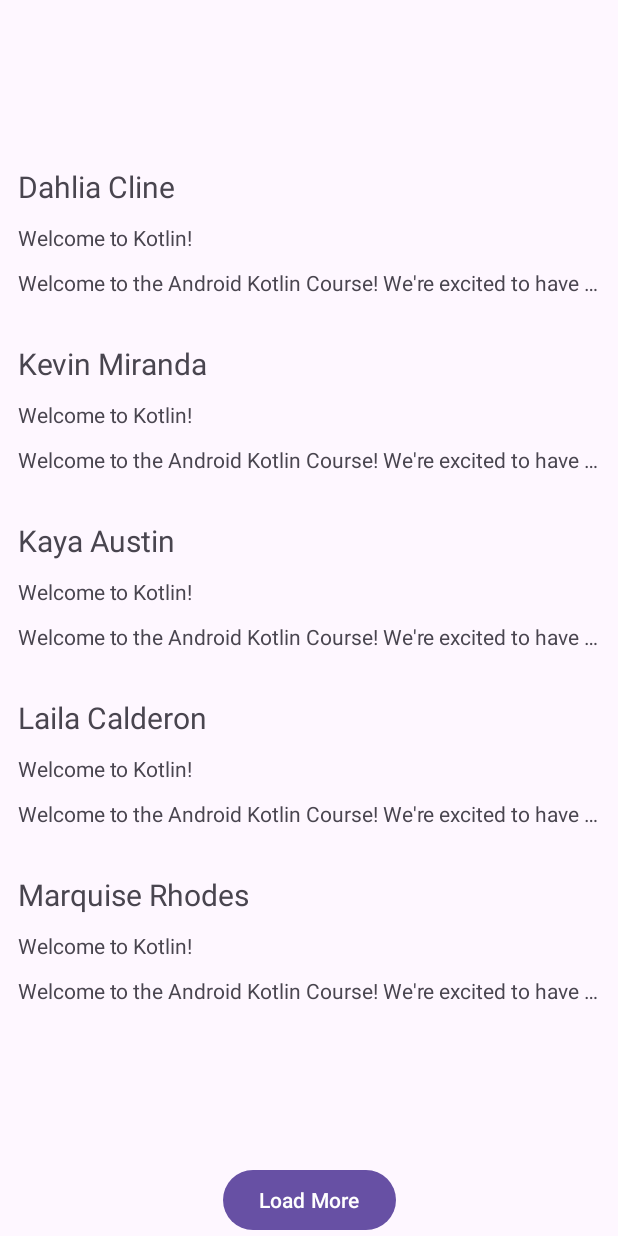
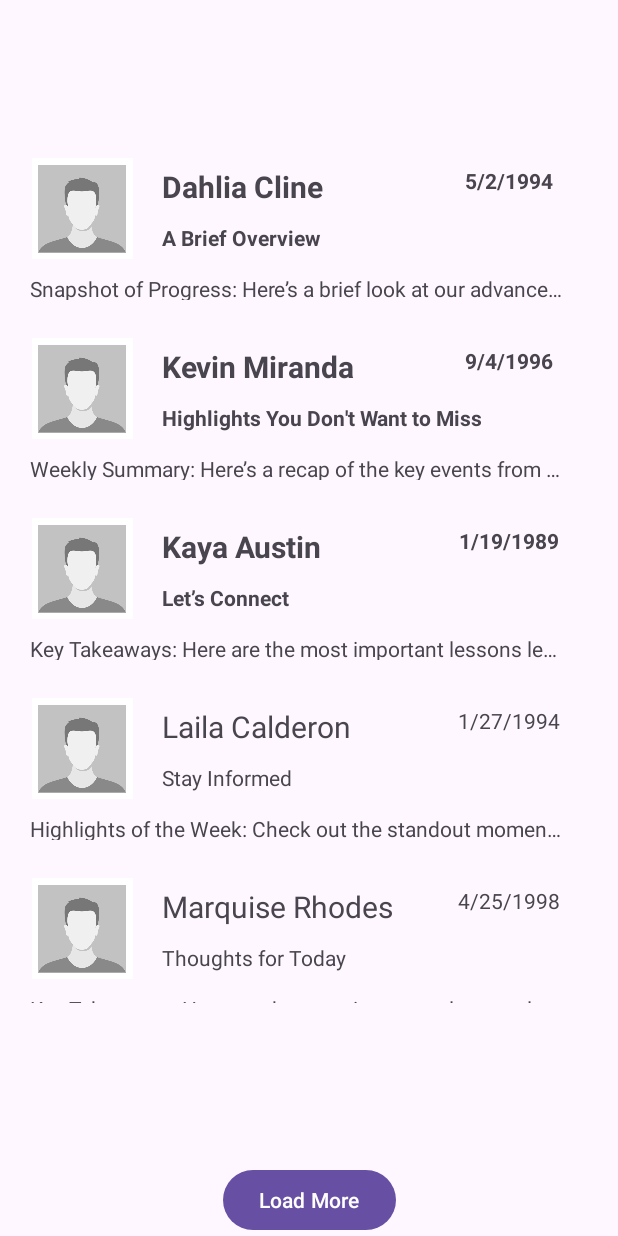
Before and after one commit to TsewangDSherpa/tds22-CS388-001, an Android app: the screen it shows after launch (MainActivity), on a phone screen of 412 x 824 dp. Run offline under Robolectric (Android 15) with nearby library versions, the light colour scheme and no system bars.

Commit message:
Done with Lab2

```diff
--- a/Labs/Lab2/app/src/main/java/com/sherpa/wmail/Email.kt
+++ b/Labs/Lab2/app/src/main/java/com/sherpa/wmail/Email.kt
@@ -3,6 +3,8 @@ package com.sherpa.wmail
 class Email (
     val sender: String,
     val title: String,
-    val summary: String ) {
-
+    val summary: String,
+    val date: String,
+    val picId: Int,
+    var unRead: Boolean) {
 }
--- a/Labs/Lab2/app/src/main/java/com/sherpa/wmail/EmailAdapter.kt
+++ b/Labs/Lab2/app/src/main/java/com/sherpa/wmail/EmailAdapter.kt
@@ -1,18 +1,27 @@
 package com.sherpa.wmail
 
+import android.graphics.Typeface
+import android.util.Log
 import android.view.LayoutInflater
 import android.view.View
 import android.view.ViewGroup
+import android.widget.ImageView
 import android.widget.TextView
 import androidx.recyclerview.widget.RecyclerView
+
 
 class EmailAdapter(private val emails: List<Email>) : RecyclerView.Adapter<EmailAdapter.ViewHolder>() {
     // Provide a direct reference to each of the views within a data item
     // Used to cache the views within the item layout for fast access
     class ViewHolder(itemView: View) : RecyclerView.ViewHolder(itemView) {
+
+
         val senderTextView: TextView
         val titleTextView: TextView
         val summaryTextView: TextView
+        val dateTextView: TextView
+        val profileImgView: ImageView
+
         // as you render a row.
 
         // We also create a constructor that accepts the entire item row
@@ -23,6 +32,8 @@ class EmailAdapter(private val emails: List<Email>) : RecyclerView.Adapter<Email
             senderTextView = itemView.findViewById(R.id.senderTv)
             titleTextView = itemView.findViewById(R.id.titleTv)
             summaryTextView = itemView.findViewById(R.id.summaryTv)
+            dateTextView = itemView.findViewById(R.id.dateTv2)
+            profileImgView = itemView.findViewById(R.id.imgView)
         }
     }
 
@@ -36,11 +47,24 @@ class EmailAdapter(private val emails: List<Email>) : RecyclerView.Adapter<Email
     }
 
     override fun onBindViewHolder(holder: ViewHolder, position: Int) {
-        val email = emails.get(position)
+        val email = emails[position]
+
         // Set item views based on views and data model
         holder.senderTextView.text = email.sender
         holder.titleTextView.text = email.title
         holder.summaryTextView.text = email.summary
+        holder.dateTextView.text = email.date
+        holder.profileImgView.setImageResource(email.picId)
+
+        // Set text style and click listener
+        holder.titleTextView.setTypeface(null, if (email.unRead) Typeface.BOLD else Typeface.NORMAL)
+        holder.dateTextView.setTypeface(null, if (email.unRead) Typeface.BOLD else Typeface.NORMAL)
+        holder.senderTextView.setTypeface(null, if (email.unRead) Typeface.BOLD else Typeface.NORMAL)
+
+        holder.itemView.setOnClickListener {
+            email.unRead = !email.unRead
+            notifyItemChanged(position) // Notify adapter to refresh the item
+        }
     }
 
     override fun getItemCount(): Int {
--- a/Labs/Lab2/app/src/main/java/com/sherpa/wmail/EmailFetcher.kt
+++ b/Labs/Lab2/app/src/main/java/com/sherpa/wmail/EmailFetcher.kt
@@ -1,14 +1,34 @@
 package com.sherpa.wmail
+
+import kotlin.random.Random
 
 class EmailFetcher {
     companion object {
         val senders = listOf("Dahlia Cline", "Kevin Miranda", "Kaya Austin", "Laila Calderon", "Marquise Rhodes", "Fletcher Patel", "Luz Barron", "Kamren Dudley", "Jairo Foster", "Lilah Sandoval", "Ansley Blake", "Slade Sawyer", "Jaelyn Holmes", "Phoenix Bright", "Ernesto Gould")
-        val title = "Welcome to Kotlin!"
-        val summary = "Welcome to the Android Kotlin Course! We're excited to have you join us and learn how to develop Android apps using Kotlin. Here are some tips to get started."
+        val titles = listOf("Quick Update", "Insights to Share", "Your Weekly Brief", "Exciting News!", "A Brief Overview", "Key Highlights", "Important Notes", "Let’s Connect", "What’s New?", "Highlights You Don't Want to Miss", "Thoughts for Today", "Catch Up!", "In Case You Missed It", "A Quick Reminder", "Stay Informed")
+        val summaries = listOf(
+            "Weekly Summary: Here’s a recap of the key events from the past week. Stay updated on what you might have missed.",
+            "Monthly Wrap-Up: This month has been filled with significant milestones. Let’s review the highlights and achievements.",
+            "Quarterly Insights: As we conclude this quarter, it’s important to reflect on our progress. Here are the major insights we've gained.",
+            "Highlights of the Week: Check out the standout moments from this week. These updates will keep you in the loop.",
+            "End-of-Month Review: It’s time to assess our accomplishments for the month. Here are the essential takeaways.",
+            "Yearly Overview: As we look back on the year, let’s celebrate our successes. This overview captures our key moments.",
+            "Key Takeaways: Here are the most important lessons learned recently. These insights can guide our future efforts.",
+            "Summary of Activities: This document summarizes all the activities conducted. It's a quick way to catch up on our efforts.",
+            "Latest Developments: Discover the newest changes and updates in our projects. Staying informed is crucial for our success.",
+            "Summary Report: This report consolidates our findings and progress. It serves as a valuable resource for all stakeholders.",
+            "Snapshot of Progress: Here’s a brief look at our advancements so far. It highlights what we’ve achieved together.",
+            "Current Highlights: This section features the most exciting news of the moment. Stay tuned for what’s coming next.",
+            "Concise Recap: Let’s summarize the key points for quick reference. This recap is designed for easy reading.",
+            "Overview of Events: Here’s an overview of recent events that took place. It provides context for our ongoing initiatives.",
+            "Highlights and Insights: This email captures both our achievements and key insights. Use this information to stay engaged with our mission."
+        )
+
         fun getEmails(): MutableList<Email> {
             var emails : MutableList<Email> = ArrayList()
+            val imgId = R.drawable.profileimg
             for (i in 0..9) {
-                val email = Email(senders[i], title, summary)
+                val email = Email(senders[i], titles[Random.nextInt(0, titles.size)], summaries[Random.nextInt(0, summaries.size)], "${Random.nextInt(1,12)}/${Random.nextInt(1,28)}/${Random.nextInt(1980,2025)}", picId = imgId, Random.nextInt(0, 5) < 3)
                 emails.add(email)
             }
             return emails
@@ -16,8 +36,10 @@ class EmailFetcher {
 
         fun getNext5Emails(): MutableList<Email> {
             var newEmails : MutableList<Email> = ArrayList()
+            val imgId = R.drawable.profileimg
             for (i in 10..14) {
-                val email = Email(senders[i], title, summary)
+                val email = Email(senders[i], titles[Random.nextInt(0, titles.size)], summaries[Random.nextInt(0, summaries.size)], "${Random.nextInt(1,12)}/${Random.nextInt(1,28)}/${Random.nextInt(1980,2025)}", picId = imgId, Random.nextInt(0, 5) < 3
+                )
                 newEmails.add(email)
             }
             return newEmails
--- a/Labs/Lab2/app/src/main/res/layout/email_item.xml
+++ b/Labs/Lab2/app/src/main/res/layout/email_item.xml
@@ -9,6 +9,7 @@
         android:id="@+id/senderTv"
         android:layout_width="wrap_content"
         android:layout_height="wrap_content"
+        android:layout_marginStart="96dp"
         android:padding="5dp"
         android:textSize="20sp"
         app:layout_constraintStart_toStartOf="parent"
@@ -19,20 +20,49 @@
         android:id="@+id/titleTv"
         android:layout_width="wrap_content"
         android:layout_height="wrap_content"
+        android:layout_marginStart="96dp"
         android:padding="5dp"
         app:layout_constraintStart_toStartOf="parent"
         app:layout_constraintTop_toBottomOf="@+id/senderTv"
         tools:text="Help on Assignment #2" />
 
     <TextView
+        android:id="@+id/dateTv2"
+        android:layout_width="106dp"
+        android:layout_height="27dp"
+        android:padding="5dp"
+        android:textAlignment="center"
+        app:layout_constraintBottom_toBottomOf="parent"
+        app:layout_constraintEnd_toEndOf="parent"
+        app:layout_constraintHorizontal_bias="0.947"
+        app:layout_constraintStart_toStartOf="parent"
+        app:layout_constraintTop_toTopOf="parent"
+        app:layout_constraintVertical_bias="0.0"
+        tools:text="01/02/2004" />
+
+    <TextView
         android:id="@+id/summaryTv"
-        android:layout_width="wrap_content"
-        android:layout_height="wrap_content"
+        android:layout_width="368dp"
+        android:layout_height="28dp"
+        android:layout_marginStart="8dp"
+        android:layout_marginTop="4dp"
+        android:ellipsize="end"
+        android:lines="1"
         android:padding="5dp"
         app:layout_constraintStart_toStartOf="parent"
         app:layout_constraintTop_toBottomOf="@+id/titleTv"
-        tools:text="Have you been able to finish the latest assignment? I'm stuck on the 3rd step and don't quite know what's wrong."
-        android:lines="1"
-        android:ellipsize="end"/>
+        tools:text="Have you been able to finish the latest assignment? I'm stuck on the 3rd step and don't quite know what's wrong." />
+
+    <ImageView
+        android:id="@+id/imgView"
+        android:layout_width="77dp"
+        android:layout_height="67dp"
+        app:layout_constraintBottom_toBottomOf="parent"
+        app:layout_constraintEnd_toEndOf="parent"
+        app:layout_constraintHorizontal_bias="0.029"
+        app:layout_constraintStart_toStartOf="parent"
+        app:layout_constraintTop_toTopOf="parent"
+        app:layout_constraintVertical_bias="0.0"
+        tools:srcCompat="@tools:sample/avatars" />
 
 </androidx.constraintlayout.widget.ConstraintLayout>
```
Also changed, not shown: Labs/Lab2/app/src/main/res/drawable/profileimg.png (added), 2 other files.
